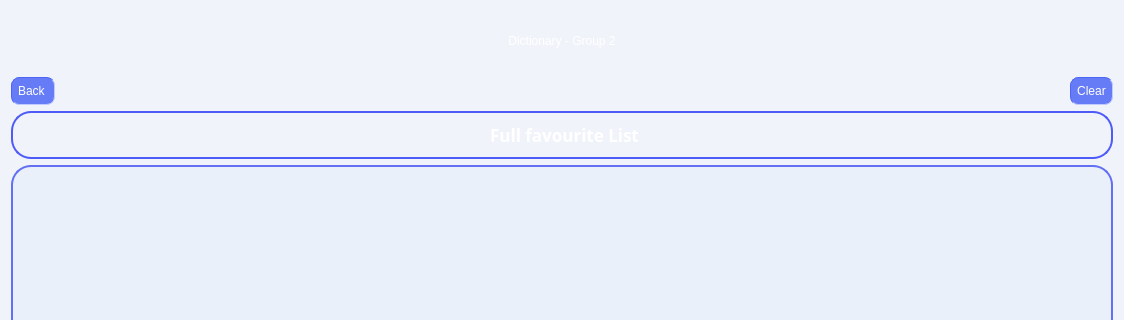
Qt form favlistscreen.ui (OHonSam/CS163_Group2_Dictionary) before a commit; both pictures show x 0 to 1124 and y 0 to 320 of the 1124 by 711 pixel window.
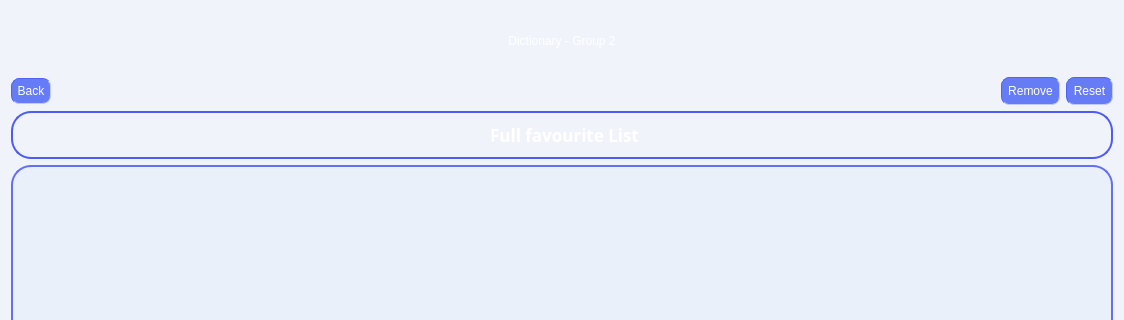
The same form after that commit. Icons and pictures are not drawn.

The edit to the form file:
```diff
--- a/favlistscreen.ui
+++ b/favlistscreen.ui
@@ -26,8 +26,11 @@
        </property>
        <item>
         <widget class="QPushButton" name="pushButton_goBack">
+         <property name="layoutDirection">
+          <enum>Qt::LeftToRight</enum>
+         </property>
          <property name="styleSheet">
-          <string notr="true">padding: 6px;
+          <string notr="true">padding: 5px;
 border-color: rgb(77, 101, 246);
 border-width : 1px;
 border-style:inset;
@@ -39,7 +42,11 @@
 color: white;</string>
          </property>
          <property name="text">
-          <string>Back </string>
+          <string>Back</string>
+         </property>
+         <property name="icon">
+          <iconset resource="resources.qrc">
+           <normaloff>:/img/images/back.svg</normaloff>:/img/images/back.svg</iconset>
          </property>
         </widget>
        </item>
@@ -56,6 +63,25 @@
          </property>
         </spacer>
        </item>
+       <item>
+        <widget class="QPushButton" name="pushButton_2">
+         <property name="styleSheet">
+          <string notr="true">padding: 6px;
+border-color: rgb(77, 101, 246);
+border-width : 1px;
+border-style:inset;
+border-radius: 8px;
+  min-height: 1px;
+  min-width: 1px;
+background-color: rgb(102, 124, 246);
+font: 11pt &quot;Comfortaa&quot;;
+color: white;</string>
+         </property>
+         <property name="text">
+          <string>Remove</string>
+         </property>
+        </widget>
+       </item>
        <item>
         <widget class="QPushButton" name="pushButton_clear">
          <property name="maximumSize">
@@ -77,7 +103,11 @@
 color: white;</string>
          </property>
          <property name="text">
-          <string>Clear</string>
+          <string>Reset</string>
+         </property>
+         <property name="icon">
+          <iconset resource="resources.qrc">
+           <normaloff>:/img/images/clear-all.svg</normaloff>:/img/images/clear-all.svg</iconset>
          </property>
         </widget>
        </item>
```
Left out of the diff: 4 changed lines with no effect on the pictures.
